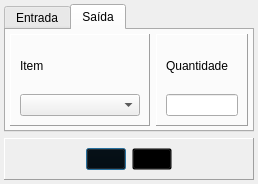
Old version of the form Ui/MovEstoque.ui in the repository Thiago-sys/ControlModel.
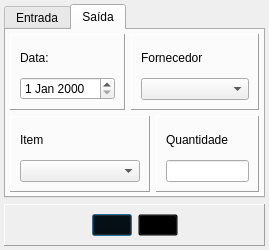
New version of the form. Icons and pictures are not drawn.

Commit message: feat: Adicionando nova tela de cadastro de movimentação do estoque e realizando algumas mudanças na forma do layout

Patch:
```diff
--- a/Ui/MovEstoque.ui
+++ b/Ui/MovEstoque.ui
@@ -6,10 +6,22 @@
    <rect>
     <x>0</x>
     <y>0</y>
-    <width>258</width>
-    <height>184</height>
+    <width>269</width>
+    <height>250</height>
    </rect>
   </property>
+  <property name="minimumSize">
+   <size>
+    <width>269</width>
+    <height>250</height>
+   </size>
+  </property>
+  <property name="maximumSize">
+   <size>
+    <width>269</width>
+    <height>250</height>
+   </size>
+  </property>
   <property name="windowTitle">
    <string>Dialog</string>
   </property>
@@ -112,7 +124,7 @@
       <attribute name="title">
        <string>Saída</string>
       </attribute>
-      <layout class="QHBoxLayout" name="horizontalLayout_3">
+      <layout class="QGridLayout" name="gridLayout_2">
        <property name="leftMargin">
         <number>4</number>
        </property>
@@ -125,7 +137,51 @@
        <property name="bottomMargin">
         <number>4</number>
        </property>
-       <item>
+       <item row="0" column="0">
+        <widget class="QFrame" name="fraDataSaida">
+         <property name="frameShape">
+          <enum>QFrame::Panel</enum>
+         </property>
+         <property name="frameShadow">
+          <enum>QFrame::Raised</enum>
+         </property>
+         <layout class="QVBoxLayout" name="verticalLayout_9">
+          <item>
+           <widget class="QLabel" name="lblDataSaida">
+            <property name="text">
+             <string>Data:</string>
+            </property>
+           </widget>
+          </item>
+          <item>
+           <widget class="QDateEdit" name="dteDataSaida"/>
+          </item>
+         </layout>
+        </widget>
+       </item>
+       <item row="0" column="1" colspan="2">
+        <widget class="QFrame" name="fraCliente">
+         <property name="frameShape">
+          <enum>QFrame::Panel</enum>
+         </property>
+         <property name="frameShadow">
+          <enum>QFrame::Raised</enum>
+         </property>
+         <layout class="QVBoxLayout" name="verticalLayout_8">
+          <item>
+           <widget class="QLabel" name="lblCliente">
+            <property name="text">
+             <string>Fornecedor</string>
+            </property>
+           </widget>
+          </item>
+          <item>
+           <widget class="QComboBox" name="cbxCliente"/>
+          </item>
+         </layout>
+        </widget>
+       </item>
+       <item row="1" column="0" colspan="2">
         <widget class="QFrame" name="fraItemSaida">
          <property name="frameShape">
           <enum>QFrame::Panel</enum>
@@ -154,7 +210,7 @@
          </layout>
         </widget>
        </item>
-       <item>
+       <item row="1" column="2">
         <widget class="QFrame" name="fraQntdSaida">
          <property name="frameShape">
           <enum>QFrame::Panel</enum>
```
Left out of the diff: 50 changed lines with no effect on the pictures. The commit also changes 4 other files.
